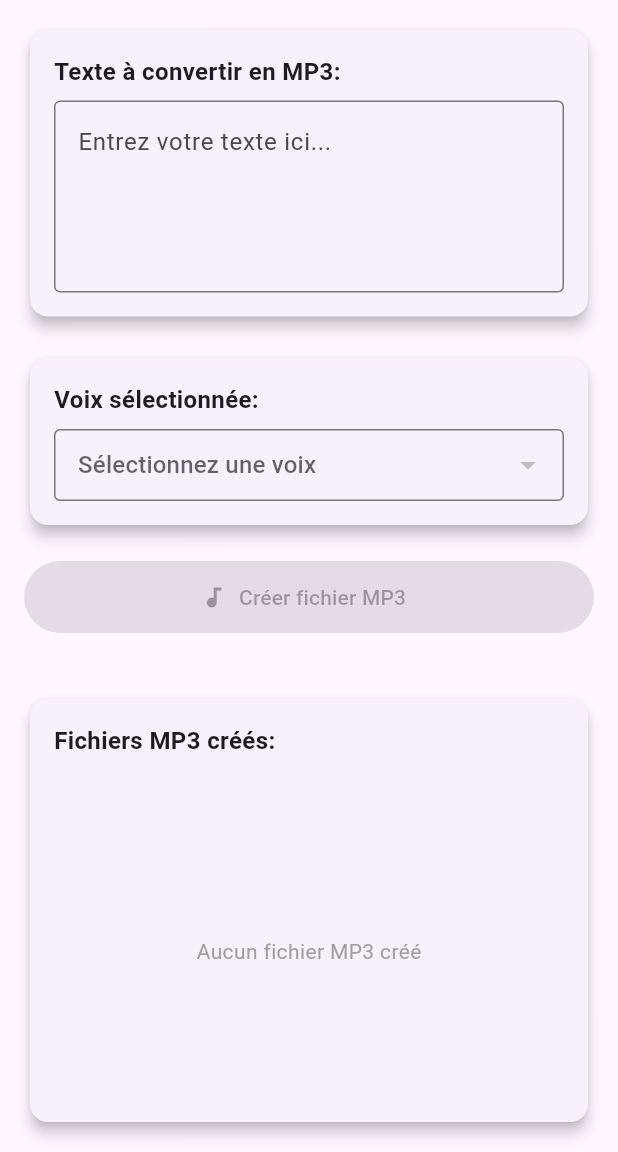
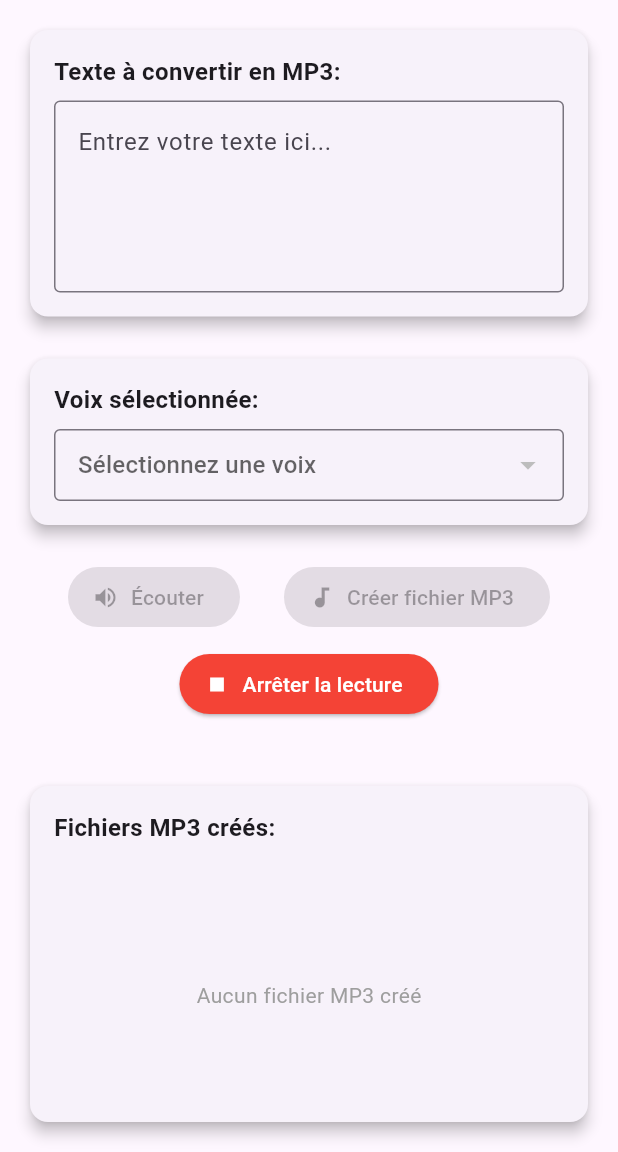
Before and after one commit to Archanciel/text_to_speech, a Flutter app: the screen it shows after launch, on a phone screen of 412 x 824 dp, the part 84-1236 px from its top. Run offline on Flutter 3.47's test engine with Material 3 defaults, Android fonts, the phone set to English and light mode, and no system bars; our stand-ins replace audioplayers, file_picker; missing offline and left inert: cloud_text_to_speech.

Commit message:
not yet listening works

```diff
--- a/lib/viewmodels/text_to_speech_viewmodel.dart
+++ b/lib/viewmodels/text_to_speech_viewmodel.dart
@@ -90,6 +90,28 @@ class TextToSpeechViewModel extends ChangeNotifier {
     notifyListeners();
   }
 
+  Future<void> speakText() async {
+    if (_inputText.trim().isEmpty) return;
+    // Pour la lecture directe, on peut utiliser le TTS simple
+    // ou créer une méthode dans le service pour la lecture temporaire
+    try {
+      // Utiliser une méthode simple de lecture sans sauvegarde
+      print('Lecture du texte: $_inputText');
+      // Note: Vous pouvez implémenter une méthode de lecture directe ici
+    } catch (e) {
+      print('Erreur lors de la lecture: $e');
+    }
+  }
+
+  Future<void> stopSpeaking() async {
+    try {
+      await stopAudio();
+      print('Lecture arrêtée');
+    } catch (e) {
+      print('Erreur lors de l\'arrêt: $e');
+    }
+  }
+
   Future<void> convertTextToMP3WithFileName(String fileName) async {
     if (_inputText.trim().isEmpty) return;
 
--- a/lib/views/text_to_speech_view.dart
+++ b/lib/views/text_to_speech_view.dart
@@ -108,8 +108,20 @@ class TextToSpeechView extends StatelessWidget {
   Widget _buildControlButtons(BuildContext context, TextToSpeechViewModel viewModel) {
     return Column(
       children: [
+        Row(
+          mainAxisAlignment: MainAxisAlignment.spaceEvenly,
+          children: [
             ElevatedButton.icon(
-          onPressed: viewModel.isConverting || viewModel.inputText.trim().isEmpty
+              onPressed: viewModel.inputText.trim().isEmpty ? null : viewModel.speakText,
+              icon: Icon(Icons.volume_up),
+              label: Text('Écouter'),
+              style: ElevatedButton.styleFrom(
+                backgroundColor: Colors.green,
+                foregroundColor: Colors.white,
+              ),
+            ),
+            ElevatedButton.icon(
+              onPressed: viewModel.inputText.trim().isEmpty
                   ? null
                   : () => _showFileNameDialog(context, viewModel),
               icon: viewModel.isConverting
@@ -123,7 +135,18 @@ class TextToSpeechView extends StatelessWidget {
               style: ElevatedButton.styleFrom(
                 backgroundColor: Colors.blue,
                 foregroundColor: Colors.white,
-            minimumSize: Size(double.infinity, 48),
+              ),
+            ),
+          ],
+        ),
+        SizedBox(height: 10),
+        ElevatedButton.icon(
+          onPressed: viewModel.stopSpeaking,
+          icon: Icon(Icons.stop),
+          label: Text('Arrêter la lecture'),
+          style: ElevatedButton.styleFrom(
+            backgroundColor: Colors.red,
+            foregroundColor: Colors.white,
           ),
         ),
       ],
```
Lines whose indentation alone changed are shown as unchanged.
